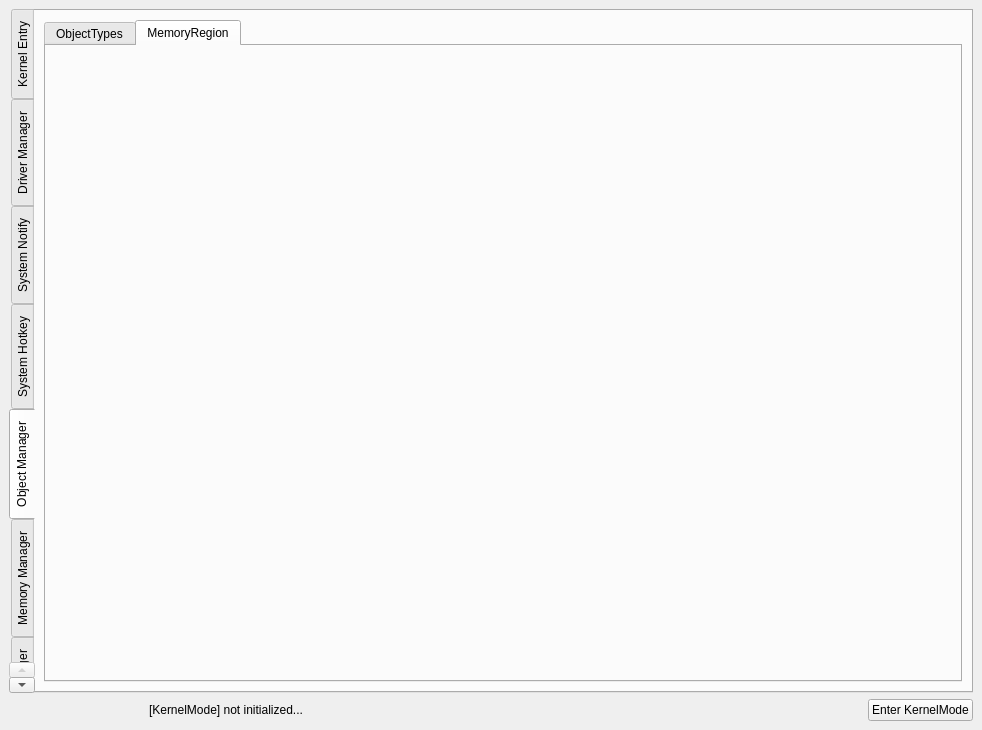
Old version of the form src/OpenArk/ui/kernel.ui in the repository BlackINT3/OpenArk.
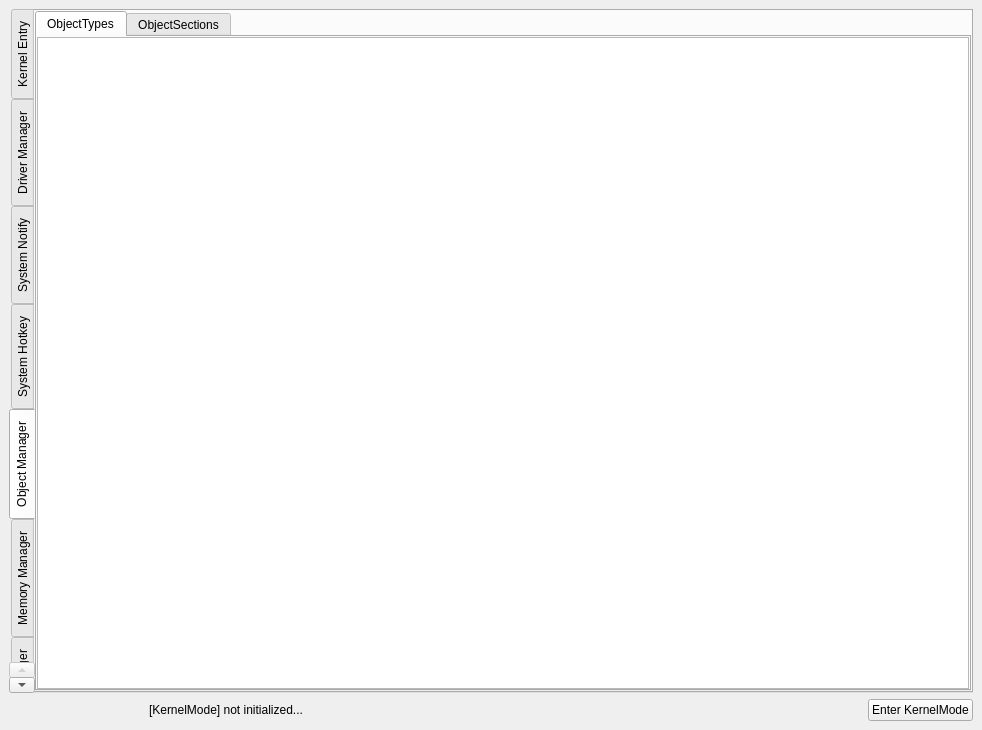
New version of the form. The open tabs and pages were chosen to show the change.

Commit message: Add pick object types feature.

Patch:
```diff
--- a/src/OpenArk/ui/kernel.ui
+++ b/src/OpenArk/ui/kernel.ui
@@ -504,17 +504,29 @@
        </item>
       </layout>
      </widget>
-     <widget class="QWidget" name="tabObject">
+     <widget class="QWidget" name="tab_6">
       <attribute name="title">
        <string>Object Manager</string>
       </attribute>
       <layout class="QVBoxLayout" name="verticalLayout_5">
+       <property name="leftMargin">
+        <number>0</number>
+       </property>
+       <property name="topMargin">
+        <number>0</number>
+       </property>
+       <property name="rightMargin">
+        <number>0</number>
+       </property>
+       <property name="bottomMargin">
+        <number>0</number>
+       </property>
        <item>
-        <widget class="QTabWidget" name="tabMemory_2">
+        <widget class="QTabWidget" name="tabObject">
          <property name="currentIndex">
           <number>0</number>
          </property>
-         <widget class="QWidget" name="tabMemoryView_2">
+         <widget class="QWidget" name="tabObjectTypes">
           <property name="sizePolicy">
            <sizepolicy hsizetype="Expanding" vsizetype="Expanding">
             <horstretch>0</horstretch>
@@ -525,14 +537,30 @@
            <string>ObjectTypes</string>
           </attribute>
           <layout class="QHBoxLayout" name="horizontalLayout_2">
+           <property name="leftMargin">
+            <number>0</number>
+           </property>
+           <property name="topMargin">
+            <number>0</number>
+           </property>
+           <property name="rightMargin">
+            <number>0</number>
+           </property>
+           <property name="bottomMargin">
+            <number>0</number>
+           </property>
            <item>
-            <widget class="QTreeView" name="objectTypesView"/>
+            <widget class="QTreeView" name="objectTypesView">
+             <property name="indentation">
+              <number>5</number>
+             </property>
+            </widget>
            </item>
           </layout>
          </widget>
-         <widget class="QWidget" name="tabMemoryRegion_2">
+         <widget class="QWidget" name="tabObjectSections">
           <attribute name="title">
-           <string>MemoryRegion</string>
+           <string>ObjectSections</string>
           </attribute>
           <layout class="QVBoxLayout" name="verticalLayout_21">
            <property name="spacing">
```
Left out of the diff: 22 changed lines with no effect on the pictures. The commit also changes 13 other files.
